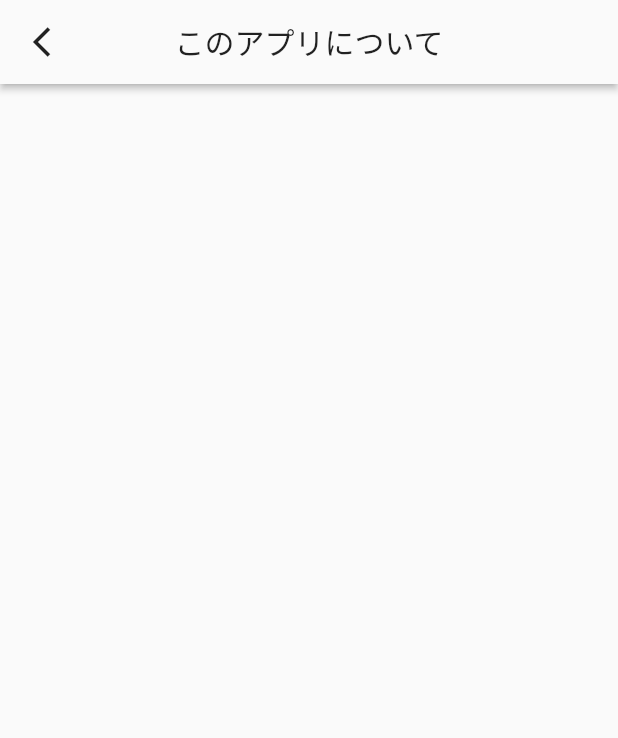
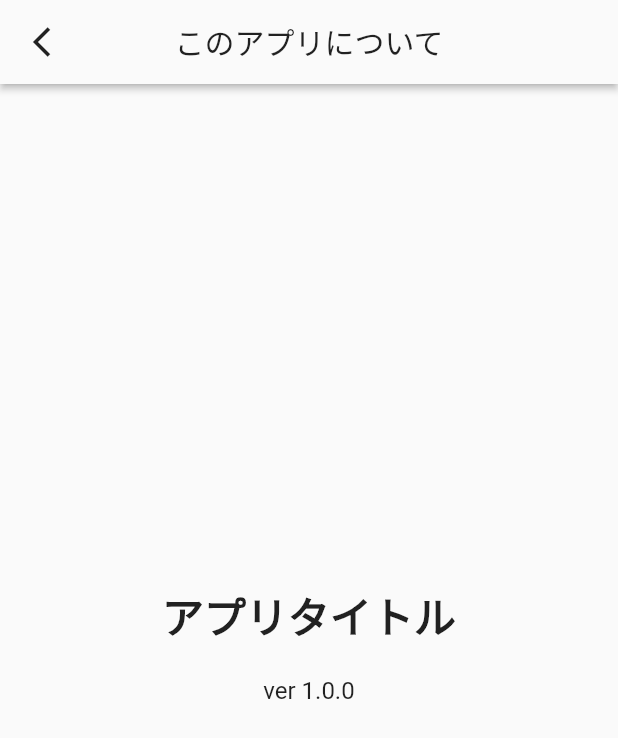
Before and after one commit to kurogoma-flutter/firebase_chat_basic, a Flutter app: the AboutAppPage screen opened by its route, on a phone screen of 412 x 824 dp. Shown: the top 738 px of the screen. Run offline on Flutter 3.47's test engine with Material 2 defaults, Android fonts, the light colour scheme and no system bars; our stand-ins replace cloud_firestore, firebase_auth, firebase_core, go_router, google_sign_in, logger; missing offline and left inert: flutter_line_sdk; accounts and stored records are empty; network calls fail.

Commit message:
規約：このアプリについて画面作成

```diff
--- a/lib/ui/pages/terms/about_app_page.dart
+++ b/lib/ui/pages/terms/about_app_page.dart
@@ -26,6 +26,30 @@ class AboutAppPage extends StatelessWidget {
           backgroundColor: Theme.of(context).canvasColor,
           elevation: 2,
         ),
+        body: Container(
+          width: MediaQuery.of(context).size.width,
+          child: Column(
+            mainAxisAlignment: MainAxisAlignment.center,
+            crossAxisAlignment: CrossAxisAlignment.center,
+            children: const <Widget>[
+              Text(
+                'アプリタイトル',
+                style: TextStyle(
+                  fontSize: 28,
+                  fontWeight: FontWeight.w700,
+                ),
+              ),
+              SizedBox(height: 20),
+              Text(
+                'ver 1.0.0',
+                style: TextStyle(
+                  fontSize: 16,
+                ),
+              ),
+              SizedBox(height: 20),
+            ],
+          ),
+        ),
       ),
     );
   }
```
